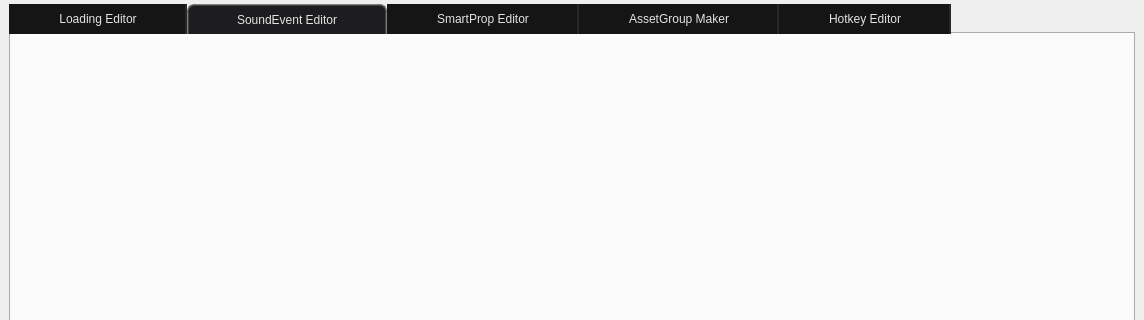
First picture: the form in src/main.ui, repository dertwist/Hammer5Tools, before the edit; both pictures show x 0 to 1144 and y 0 to 320 of the 1144 by 799 pixel window.
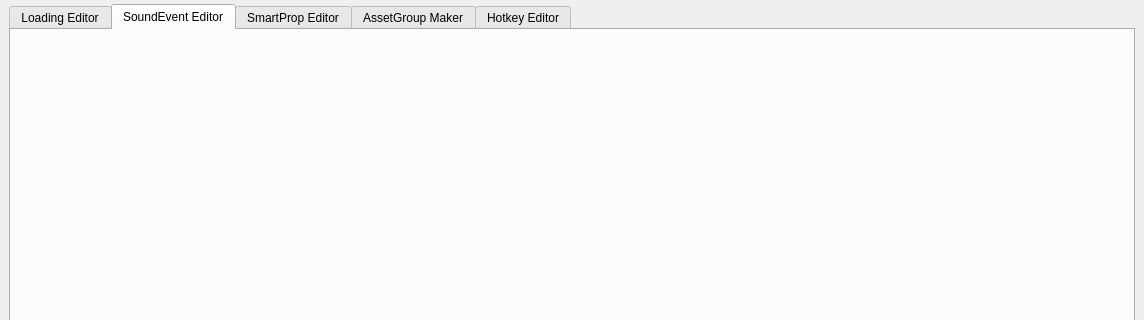
Second picture: the form after the edit. Icons and pictures are not drawn.

Commit message: style(theme): refine global Qt tab styling and tree hierarchy appearance

Patch:
```diff
--- a/src/main.ui
+++ b/src/main.ui
@@ -51,58 +51,6 @@
         <height>0</height>
        </size>
       </property>
-      <property name="styleSheet">
-       <string notr="true">background-color: #1d1d1f;
-QTabWidget::pane {
-    background-color: solid red;
-    border-radius: 0px;
-    border: 2px solid gray;
-    border-color: #363639;
-    background-color: #1d1d1f;
-}
-/* ========================================================== */
-QTabBar::tab {
-    background-color: #323232;
-    color: #9A9F91;
-    border-radius: 0px;
-    border-top-right-radius: 0px;
-    border-top-left-radius: 0px;
-    padding: 4px;
-    padding-left:48px;
-    padding-right: 48px;
-
-    border-top: 2px solid gray;
-    border-bottom: 0px solid black;
-
-    font: 700 10pt &quot;Segoe UI&quot;;
-    border-left: 2px solid darkgray;
-    border-top: 0px solid darkgray;
-    border-color: #151515;
-    border-right: 2px solid rgba(80, 80, 80, 80);
-
-
-
-    color: #E3E3E3;
-    background-color: #151515;
-
-}
-QTabBar::tab:selected {
-    border-radius: 0px;
-    border-top-right-radius: 7px;
-    border-top-left-radius: 7px;
-
-    border-top: 2px solid gray;
-    border-left: 2px solid gray;
-    border-right: 2px solid gray;
-    border-bottom: 0px solid black;
-
-    font: 700 10pt &quot;Segoe UI&quot;;
-    border-color: rgba(80, 80, 80, 180);
-    height:20px;
-    color: #E3E3E3;
-    background-color: #1d1d1f;
-}</string>
-      </property>
       <property name="currentIndex">
        <number>1</number>
       </property>
```
The commit also changes 10 other files.
